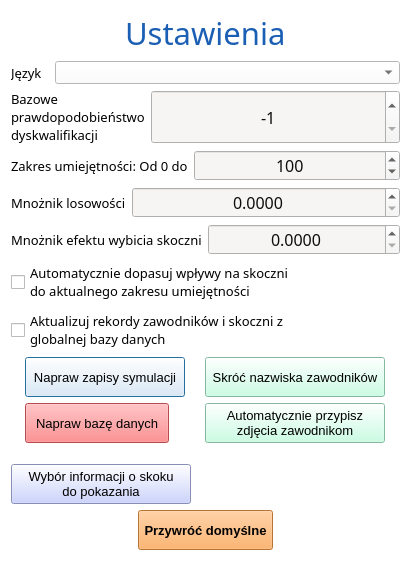
Qt form source/UI/AppSettings/AppSettingsWindow.ui (SiekamCebule/sj-sim) before a commit.
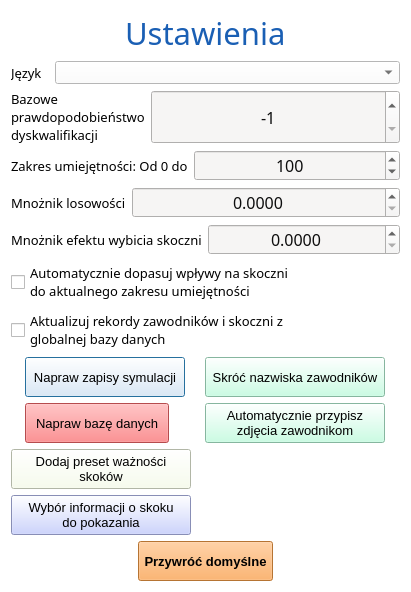
The same form after that commit.

Diff of the .ui file:
```diff
--- a/source/UI/AppSettings/AppSettingsWindow.ui
+++ b/source/UI/AppSettings/AppSettingsWindow.ui
@@ -7,7 +7,7 @@
     <x>0</x>
     <y>0</y>
     <width>411</width>
-    <height>561</height>
+    <height>592</height>
    </rect>
   </property>
   <property name="windowTitle">
@@ -495,6 +495,38 @@
      </property>
     </spacer>
    </item>
+   <item>
+    <widget class="QPushButton" name="pushButton_addJumpsImportancePreset">
+     <property name="minimumSize">
+      <size>
+       <width>180</width>
+       <height>40</height>
+      </size>
+     </property>
+     <property name="maximumSize">
+      <size>
+       <width>180</width>
+       <height>40</height>
+      </size>
+     </property>
+     <property name="font">
+      <font>
+       <pointsize>10</pointsize>
+      </font>
+     </property>
+     <property name="styleSheet">
+      <string notr="true">QPushButton{
+	
+	background-color: rgb(248, 255, 233);
+	color: rgb(0, 0, 0);
+}</string>
+     </property>
+     <property name="text">
+      <string>Dodaj preset ważności
+skoków</string>
+     </property>
+    </widget>
+   </item>
    <item>
     <widget class="QPushButton" name="pushButton_jumpInfoChoice">
      <property name="minimumSize">
```
